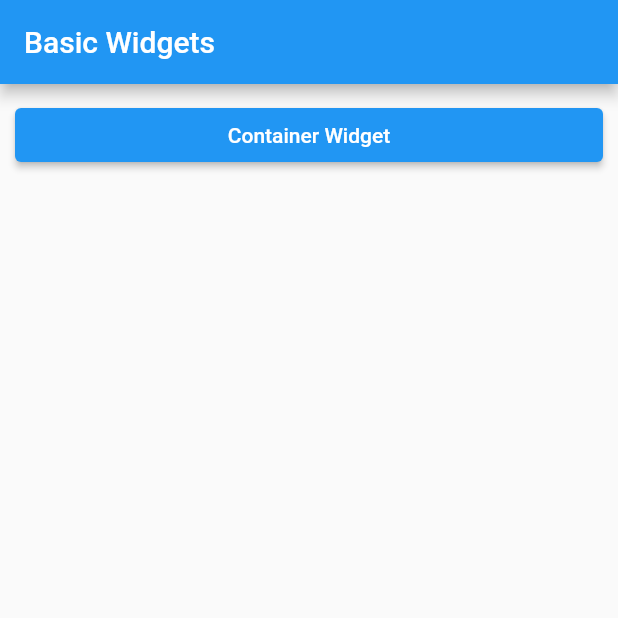
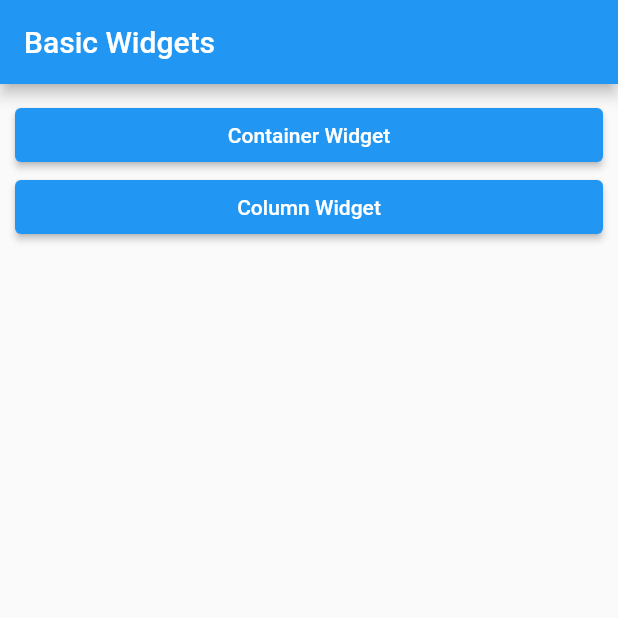
Before and after one commit to codewhite7777/flutter_study01, a Flutter app: the screen it shows after launch, on a phone screen of 412 x 824 dp, the top half of it. Run offline on Flutter 3.47's test engine with Material 2 defaults, Android fonts, the phone set to English and light mode, and no system bars.

Commit message:
feat: Column

```diff
--- a/basic_widgets/lib/main.dart
+++ b/basic_widgets/lib/main.dart
@@ -1,3 +1,4 @@
+import 'package:basic_widgets/component/custom_container.dart';
 import 'package:basic_widgets/screens/default_layout.dart';
 import 'package:basic_widgets/screens/main_screen.dart';
 import 'package:flutter/material.dart';
@@ -15,12 +16,22 @@ class MyApp extends StatelessWidget {
         '/': (BuildContext) => MainScreen(),
         '/container': (BuildContext) => DefaultLayoutScreen(
               appbarTitle: 'container',
-              child: Container(
-                width: 100,
-                height: 100,
-                color: Colors.red,
-                padding: EdgeInsets.all(8.0),
-                margin: EdgeInsets.all(8.0),
+              child: CustomContainer(),
+            ),
+        '/column': (BuildContext) => DefaultLayoutScreen(
+              appbarTitle: 'column',
+              child: Column(
+                children: [
+                  CustomContainer(
+                    color: Colors.red,
+                  ),
+                  CustomContainer(
+                    color: Colors.green,
+                  ),
+                  CustomContainer(
+                    color: Colors.blue,
+                  ),
+                ],
               ),
             ),
       },
--- a/basic_widgets/lib/screens/main_screen.dart
+++ b/basic_widgets/lib/screens/main_screen.dart
@@ -18,6 +18,12 @@ class MainScreen extends StatelessWidget {
             },
             child: Text('Container Widget'),
           ),
+          ElevatedButton(
+            onPressed: () {
+              Navigator.of(context).pushNamed('/column');
+            },
+            child: Text('Column Widget'),
+          ),
         ],
       ),
     );
```
Also changed, not shown: basic_widgets/lib/component/custom_container.dart (added, +24 -0 lines).
